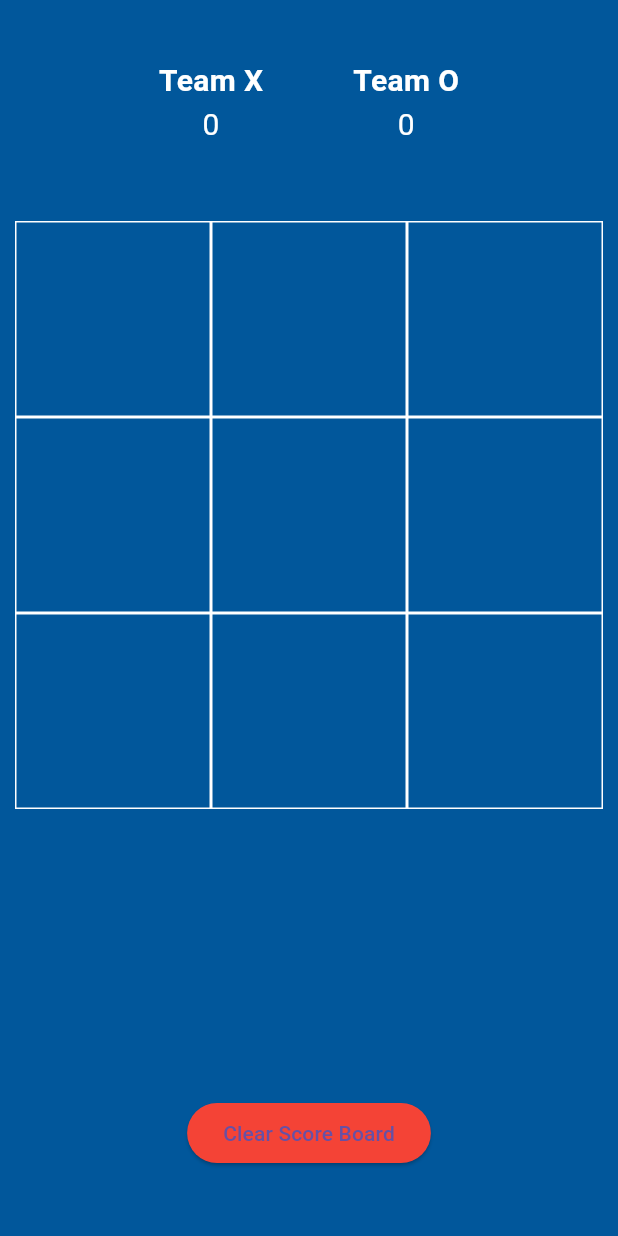
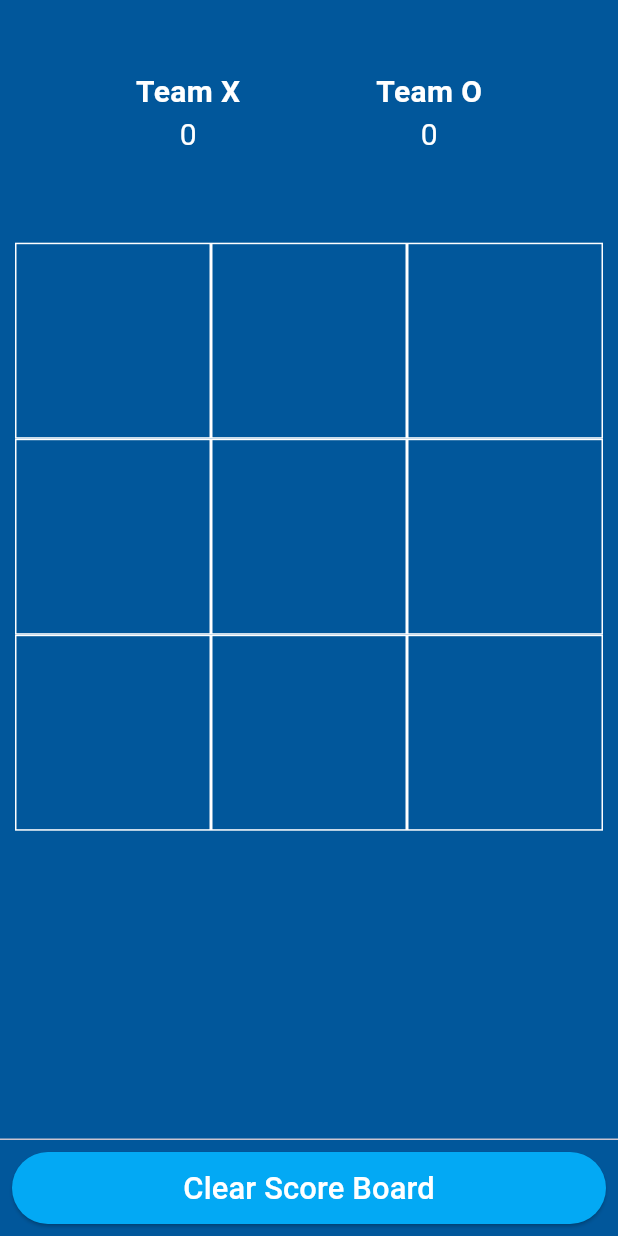
Before and after one commit to VikasAwate5/tic_tac_toe, a Flutter app: the screen it shows after launch, on a phone screen of 412 x 824 dp. Run offline on Flutter 3.47's test engine with Material 3 defaults, Android fonts, the phone set to English and light mode, and no system bars.

Commit message:
updated to flutter 3.22.2 and code enhancement

```diff
--- a/lib/home_page.dart
+++ b/lib/home_page.dart
@@ -1,16 +1,17 @@
 import 'package:flutter/material.dart';
+import 'package:tic_tac_toe/home_page_helper.dart';
 
 class HomePage extends StatefulWidget {
-  const HomePage({Key? key}) : super(key: key);
+  const HomePage({super.key});
 
   @override
   _HomePageState createState() => _HomePageState();
 }
 
 class _HomePageState extends State<HomePage> {
+  /// 1st player is O
   bool oTurn = true;
 
-// 1st player is O
   List<String> displayElement = ['', '', '', '', '', '', '', '', ''];
   int oScore = 0;
   int xScore = 0;
@@ -19,50 +20,20 @@ class _HomePageState extends State<HomePage> {
   @override
   Widget build(BuildContext context) {
     return Scaffold(
-      backgroundColor: Colors.lightBlue[900],
+      backgroundColor: Colors.lightBlue.shade900,
       body: Column(
-        children: <Widget>[
+        children: [
           Expanded(
             child: Row(
-              mainAxisAlignment: MainAxisAlignment.center,
-              children: <Widget>[
-                Padding(
-                  padding: const EdgeInsets.all(30.0),
-                  child: Column(
-                    mainAxisAlignment: MainAxisAlignment.center,
-                    children: <Widget>[
-                      const Text(
-                        'Team X',
-                        style: TextStyle(
-                            fontSize: 20,
-                            fontWeight: FontWeight.bold,
-                            color: Colors.white),
-                      ),
-                      Text(
-                        xScore.toString(),
-                        style:
-                            const TextStyle(fontSize: 20, color: Colors.white),
-                      ),
-                    ],
-                  ),
+              mainAxisAlignment: MainAxisAlignment.spaceEvenly,
+              children: [
+                HomePageHelper.buildScoreBoardItem(
+                  teamName: 'Team X',
+                  teamScore: xScore,
                 ),
-                Padding(
-                  padding: const EdgeInsets.all(30.0),
-                  child: Column(
-                    mainAxisAlignment: MainAxisAlignment.center,
-                    children: <Widget>[
-                      const Text('Team O',
-                          style: TextStyle(
-                              fontSize: 20,
-                              fontWeight: FontWeight.bold,
-                              color: Colors.white)),
-                      Text(
-                        oScore.toString(),
-                        style:
-                            const TextStyle(fontSize: 20, color: Colors.white),
-                      ),
-                    ],
-                  ),
+                HomePageHelper.buildScoreBoardItem(
+                  teamName: 'Team O',
+                  teamScore: oScore,
                 ),
               ],
             ),
@@ -74,20 +45,22 @@ class _HomePageState extends State<HomePage> {
               child: GridView.builder(
                   itemCount: 9,
                   gridDelegate: const SliverGridDelegateWithFixedCrossAxisCount(
-                      crossAxisCount: 3),
-                  itemBuilder: (BuildContext context, int index) {
+                    crossAxisCount: 3,
+                  ),
+                  itemBuilder: (_, index) {
                     return GestureDetector(
-                      onTap: () {
-                        _tapped(index);
-                      },
+                      onTap: () => _onTapped(index),
                       child: Container(
                         decoration: BoxDecoration(
-                            border: Border.all(color: Colors.white)),
+                          border: Border.all(color: Colors.white),
+                        ),
                         child: Center(
                           child: Text(
                             displayElement[index],
                             style: const TextStyle(
-                                color: Colors.white, fontSize: 35),
+                              color: Colors.white,
+                              fontSize: 35,
+                            ),
                           ),
                         ),
                       ),
@@ -95,25 +68,18 @@ class _HomePageState extends State<HomePage> {
                   }),
             ),
           ),
-          Expanded(
-              child: Row(
-            mainAxisAlignment: MainAxisAlignment.center,
-            children: <Widget>[
-              ElevatedButton(
-                style: ButtonStyle(
-                    backgroundColor:
-                        MaterialStateProperty.all<Color>(Colors.red)),
-                onPressed: _clearScoreBoard,
-                child: const Text("Clear Score Board"),
-              ),
-            ],
-          ))
         ],
       ),
+      persistentFooterButtons: [
+        HomePageHelper.buildClearScoreBoardButton(
+          context: context,
+          clearScoreBoard: _clearScoreBoard,
+        ),
+      ],
     );
   }
 
-  void _tapped(int index) {
+  void _onTapped(int index) {
     setState(() {
       if (oTurn && displayElement[index] == '') {
         displayElement[index] = 'O';
@@ -124,84 +90,98 @@ class _HomePageState extends State<HomePage> {
       }
 
       oTurn = !oTurn;
-      _checkWinner();
+      _checkWinner.call();
     });
   }
 
   void _checkWinner() {
-    // Checking rows
-    if (displayElement[0] == displayElement[1] &&
-        displayElement[0] == displayElement[2] &&
-        displayElement[0] != '') {
-      _showWinDialog(displayElement[0]);
+    /// Checking rows
+    if (displayElement[0] != '' &&
+        displayElement[0] == displayElement[1] &&
+        displayElement[0] == displayElement[2]) {
+      _showWinDialog.call(displayElement[0]);
     }
-    if (displayElement[3] == displayElement[4] &&
-        displayElement[3] == displayElement[5] &&
-        displayElement[3] != '') {
-      _showWinDialog(displayElement[3]);
+    if (displayElement[3] != '' &&
+        displayElement[3] == displayElement[4] &&
+        displayElement[3] == displayElement[5]) {
+      _showWinDialog.call(displayElement[3]);
     }
-    if (displayElement[6] == displayElement[7] &&
-        displayElement[6] == displayElement[8] &&
-        displayElement[6] != '') {
-      _showWinDialog(displayElement[6]);
+    if (displayElement[6] != '' &&
+        displayElement[6] == displayElement[7] &&
+        displayElement[6] == displayElement[8]) {
+      _showWinDialog.call(displayElement[6]);
     }
 
-    // Checking Column
-    if (displayElement[0] == displayElement[3] &&
-        displayElement[0] == displayElement[6] &&
-        displayElement[0] != '') {
-      _showWinDialog(displayElement[0]);
+    /// Checking Column
+    if (displayElement[0] != '' &&
+        displayElement[0] == displayElement[3] &&
+        displayElement[0] == displayElement[6]) {
+      _showWinDialog.call(displayElement[0]);
     }
-    if (displayElement[1] == displayElement[4] &&
-        displayElement[1] == displayElement[7] &&
-        displayElement[1] != '') {
-      _showWinDialog(displayElement[1]);
+    if (displayElement[1] != '' &&
+        displayElement[1] == displayElement[4] &&
+        displayElement[1] == displayElement[7]) {
+      _showWinDialog.call(displayElement[1]);
     }
-    if (displayElement[2] == displayElement[5] &&
-        displayElement[2] == displayElement[8] &&
-        displayElement[2] != '') {
-      _showWinDialog(displayElement[2]);
+    if (displayElement[2] != '' &&
+        displayElement[2] == displayElement[5] &&
+        displayElement[2] == displayElement[8]) {
+      _showWinDialog.call(displayElement[2]);
     }
 
-    // Checking Diagonal
-    if (displayElement[0] == displayElement[4] &&
-        displayElement[0] == displayElement[8] &&
-        displayElement[0] != '') {
-      _showWinDialog(displayElement[0]);
+    /// Checking Diagonal
+    if (displayElement[0] != '' &&
+        displayElement[0] == displayElement[4] &&
+        displayElement[0] == displayElement[8]) {
+      _showWinDialog.call(displayElement[0]);
     }
-    if (displayElement[2] == displayElement[4] &&
-        displayElement[2] == displayElement[6] &&
-        displayElement[2] != '') {
-      _showWinDialog(displayElement[2]);
+    if (displayElement[2] != '' &&
+        displayElement[2] == displayElement[4] &&
+        displayElement[2] == displayElement[6]) {
+      _showWinDialog.call(displayElement[2]);
     } else if (filledBoxes == 9) {
-      _showDrawDialog();
+      _showDrawDialog.call();
     }
   }
 
   void _showWinDialog(String winner) {
+    winner == 'O' ? oScore++ : xScore++;
     showDialog(
         barrierDismissible: false,
         context: context,
         builder: (BuildContext context) {
           return AlertDialog(
-            title: Text("\" " + winner + " \" is Winner!!!"),
+            backgroundColor: Colors.green,
+            shape: const RoundedRectangleBorder(
+              borderRadius: BorderRadius.all(Radius.circular(5)),
+            ),
+            title: Text(
+              'Congratulations !!!',
+              style: TextStyle(
+                fontStyle: FontStyle.italic,
+                fontSize: MediaQuery.sizeOf(context).width * 0.08,
+              ),
+            ),
+            content: Text(
+              "\" $winner \" is Winner!!!",
+              textAlign: TextAlign.center,
+              style: TextStyle(
+                fontStyle: FontStyle.italic,
+                fontSize: MediaQuery.sizeOf(context).width * 0.05,
+              ),
+            ),
+            actionsAlignment: MainAxisAlignment.center,
             actions: [
               ElevatedButton(
                 child: const Text("Play Again"),
                 onPressed: () {
                   _clearBoard();
-                  Navigator.of(context).pop();
+                  Navigator.pop(context);
                 },
               )
             ],
           );
         });
-
-    if (winner == 'O') {
-      oScore++;
-    } else if (winner == 'X') {
-      xScore++;
-    }
   }
 
   void _showDrawDialog() {
@@ -210,13 +190,24 @@ class _HomePageState extends State<HomePage> {
         context: context,
         builder: (BuildContext context) {
           return AlertDialog(
-            title: const Text("Draw"),
+            backgroundColor: Colors.grey,
+            shape: const RoundedRectangleBorder(
+              borderRadius: BorderRadius.all(Radius.circular(5)),
+            ),
+            title: Text(
+              "Draw",
+              style: TextStyle(
+                fontStyle: FontStyle.italic,
+                fontSize: MediaQuery.sizeOf(context).width * 0.05,
+              ),
+            ),
+            actionsAlignment: MainAxisAlignment.center,
             actions: [
               ElevatedButton(
                 child: const Text("Play Again"),
                 onPressed: () {
                   _clearBoard();
-                  Navigator.of(context).pop();
+                  Navigator.pop(context);
                 },
               )
             ],
@@ -229,19 +220,18 @@ class _HomePageState extends State<HomePage> {
       for (int i = 0; i < 9; i++) {
         displayElement[i] = '';
       }
+      filledBoxes = 0;
     });
-
-    filledBoxes = 0;
   }
 
   void _clearScoreBoard() {
     setState(() {
       xScore = 0;
       oScore = 0;
-      for (int i = 0; i < 9; i++) {
+      for (int i = 0; i < displayElement.length; i++) {
         displayElement[i] = '';
       }
+      filledBoxes = 0;
     });
-    filledBoxes = 0;
   }
 }
--- /dev/null
+++ b/lib/home_page_helper.dart
@@ -0,0 +1,49 @@
+import 'package:flutter/material.dart';
+
+class HomePageHelper {
+  static Widget buildScoreBoardItem({
+    required String teamName,
+    required int teamScore,
+  }) {
+    return Column(
+      mainAxisAlignment: MainAxisAlignment.center,
+      children: [
+        Text(
+          teamName,
+          style: const TextStyle(
+            fontSize: 20,
+            fontWeight: FontWeight.bold,
+            color: Colors.white,
+          ),
+        ),
+        Text(
+          teamScore.toString(),
+          style: const TextStyle(
+            fontSize: 20,
+            color: Colors.white,
+          ),
+        ),
+      ],
+    );
+  }
+
+  static Widget buildClearScoreBoardButton({
+    required BuildContext context,
+    required VoidCallback clearScoreBoard,
+  }) {
+    return ElevatedButton(
+      onPressed: clearScoreBoard,
+      child: Text(
+        "Clear Score Board",
+        style: TextStyle(
+          color: Colors.white,
+          fontSize: 0.05 * MediaQuery.sizeOf(context).width,
+        ),
+      ),
+      style: ButtonStyle(
+        backgroundColor: WidgetStateProperty.all<Color>(Colors.lightBlue),
+        minimumSize: WidgetStateProperty.all<Size>(Size.infinite),
+      ),
+    );
+  }
+}
--- a/lib/main.dart
+++ b/lib/main.dart
@@ -1,21 +1,17 @@
 import 'package:flutter/material.dart';
 import 'package:tic_tac_toe/home_page.dart';
 
-void main() {
-  runApp(const MyApp());
-}
+void main() => runApp(const MyApp());
 
 class MyApp extends StatelessWidget {
-  const MyApp({Key? key}) : super(key: key);
+  const MyApp({super.key});
 
   @override
   Widget build(BuildContext context) {
     return MaterialApp(
       debugShowCheckedModeBanner: false,
       title: 'Tic Tac Toe',
-      theme: ThemeData(
-        primarySwatch: Colors.blue,
-      ),
+      theme: ThemeData(primarySwatch: Colors.blue),
       home: const HomePage(),
     );
   }
```
Also changed, not shown: pubspec.yaml (+1 -65 lines), pubspec.lock, 4 other files.
